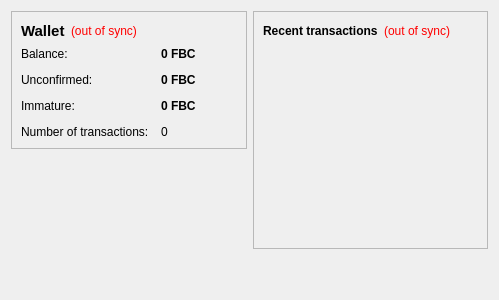
This is src/qt/forms/overviewpage.ui in PalinuroSec/FrozenBoxCoin as Qt 5 draws it before an edit. The edited form follows.
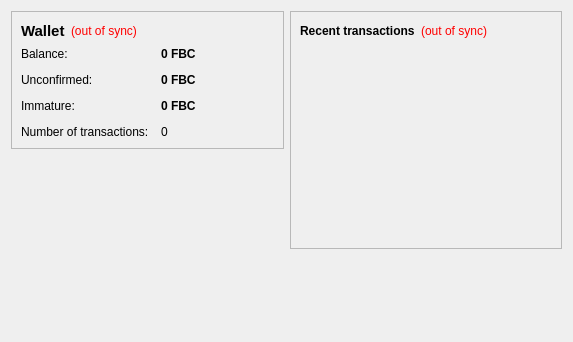
This is the edited form.

```diff
--- a/src/qt/forms/overviewpage.ui
+++ b/src/qt/forms/overviewpage.ui
@@ -2,7 +2,7 @@
 <ui version="4.0">
  <class>OverviewPage</class>
  <widget class="QWidget" name="OverviewPage">
-  <property name="GEOmetry">
+  <property name="geometry">
    <rect>
     <x>0</x>
     <y>0</y>
```
